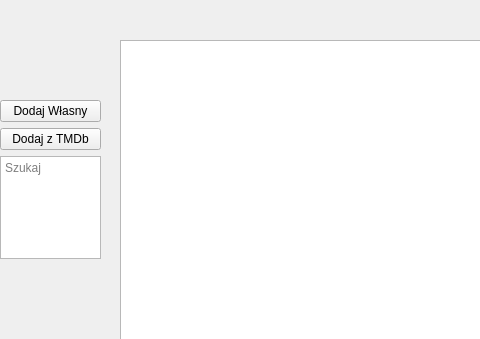
The window that mainwindow.ui (MichMac/My-Watched-List-) describes before a commit, drawn with Qt 5; both pictures show x 0 to 480 and y 0 to 339 of the 800 by 600 pixel window.
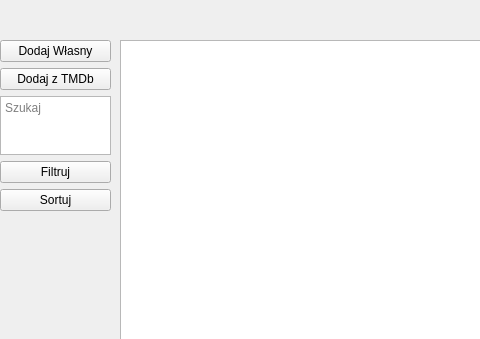
The same window after the commit.

The edit to the form file:
```diff
--- a/mainwindow.ui
+++ b/mainwindow.ui
@@ -39,9 +39,9 @@
     <property name="geometry">
      <rect>
       <x>0</x>
-      <y>100</y>
-      <width>101</width>
-      <height>159</height>
+      <y>40</y>
+      <width>111</width>
+      <height>171</height>
      </rect>
     </property>
     <layout class="QVBoxLayout" name="verticalLayout_2">
@@ -72,6 +72,23 @@
        </property>
       </widget>
      </item>
+     <item>
+      <widget class="QPushButton" name="pushButton_Filtruj">
+       <property name="text">
+        <string>Filtruj</string>
+       </property>
+      </widget>
+     </item>
+     <item>
+      <widget class="QPushButton" name="pushButton_Sort">
+       <property name="text">
+        <string>Sortuj</string>
+       </property>
+       <property name="checkable">
+        <bool>true</bool>
+       </property>
+      </widget>
+     </item>
     </layout>
    </widget>
    <widget class="QPushButton" name="pushButton_3">
```
Left out of the diff: 10 changed lines with no effect on the pictures.
